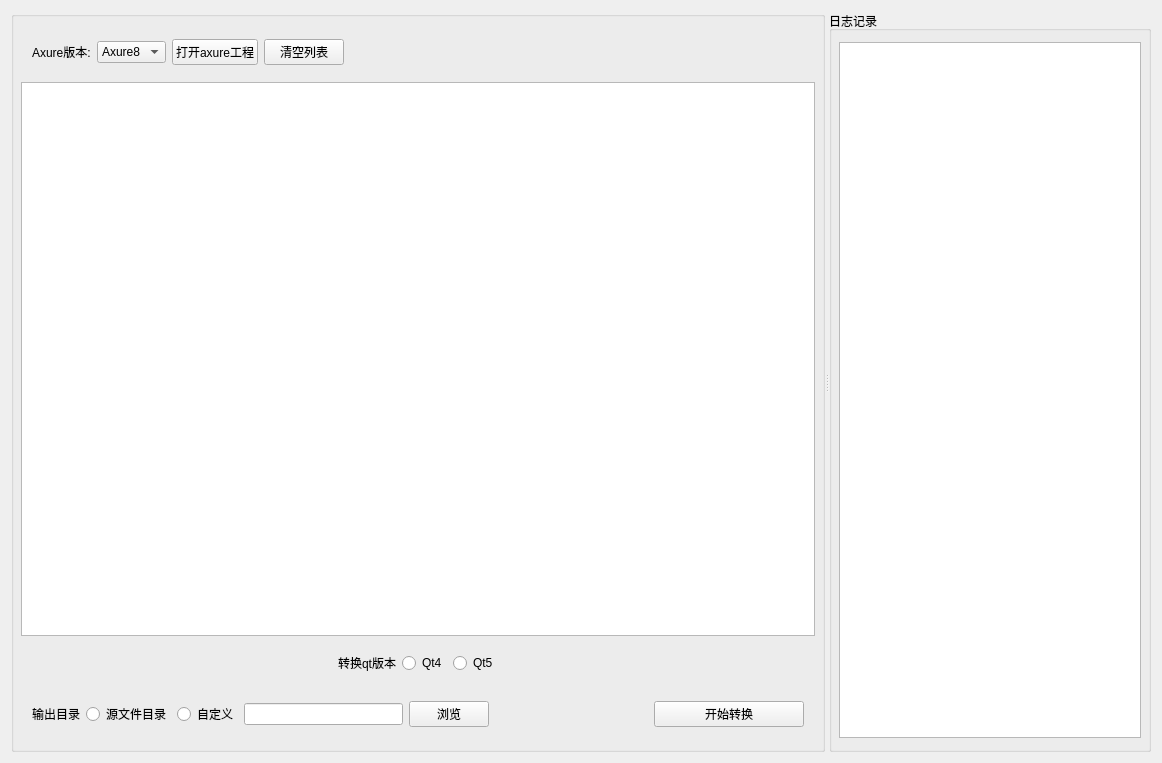
This is src/clientoperate.ui in ZYD277/AxtureFormat as Qt 5 draws it before an edit. The edited form follows.
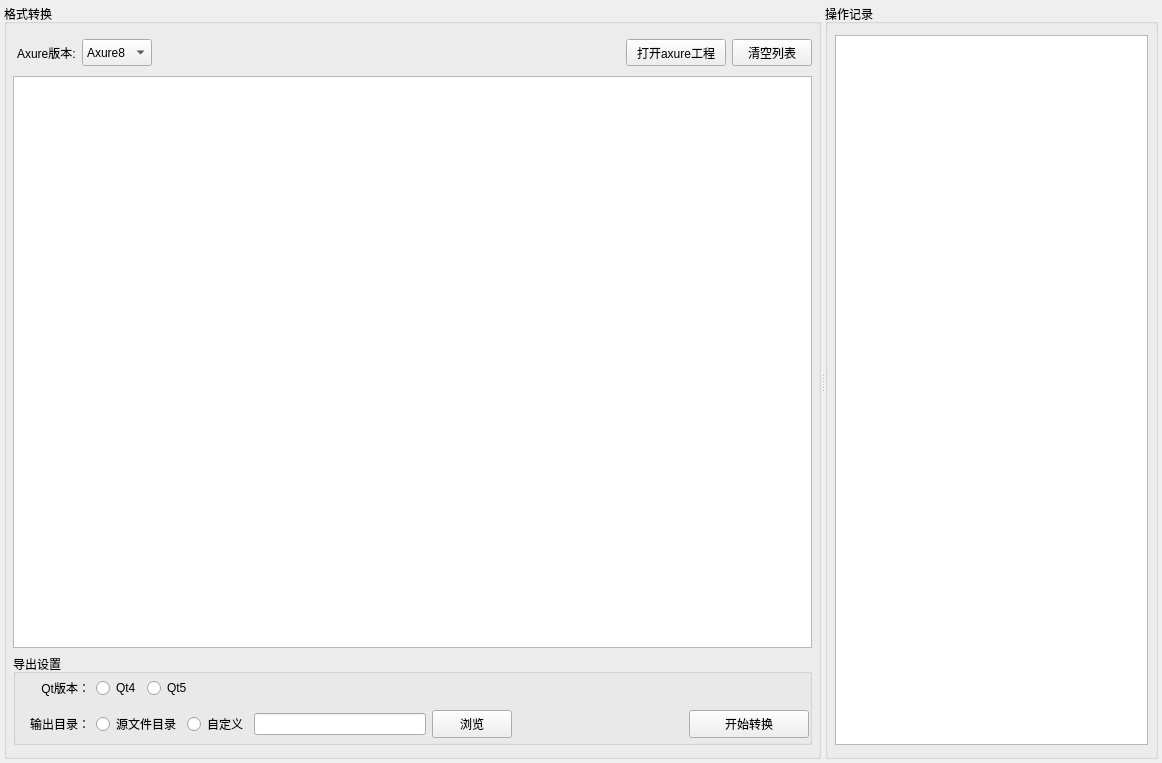
This is the edited form.

```diff
--- a/src/clientoperate.ui
+++ b/src/clientoperate.ui
@@ -14,6 +14,21 @@
    <string>ClientOperate</string>
   </property>
   <layout class="QGridLayout" name="gridLayout_6">
+   <property name="leftMargin">
+    <number>4</number>
+   </property>
+   <property name="topMargin">
+    <number>4</number>
+   </property>
+   <property name="rightMargin">
+    <number>4</number>
+   </property>
+   <property name="bottomMargin">
+    <number>4</number>
+   </property>
+   <property name="spacing">
+    <number>2</number>
+   </property>
    <item row="0" column="0">
     <widget class="QSplitter" name="splitter">
      <property name="orientation">
@@ -21,138 +36,97 @@
      </property>
      <widget class="QGroupBox" name="groupBox_2">
       <property name="title">
-       <string/>
+       <string>格式转换</string>
       </property>
       <layout class="QGridLayout" name="gridLayout_3">
        <property name="leftMargin">
-        <number>7</number>
+        <number>6</number>
        </property>
        <property name="rightMargin">
-        <number>7</number>
+        <number>6</number>
        </property>
-       <item row="0" column="0">
-        <widget class="QWidget" name="widget" native="true">
-         <layout class="QGridLayout" name="gridLayout">
-          <item row="0" column="0">
-           <widget class="QLabel" name="AxureVerisionLab">
-            <property name="maximumSize">
-             <size>
-              <width>80</width>
-              <height>16777215</height>
-             </size>
-            </property>
-            <property name="styleSheet">
-             <string notr="true">font: 75 12pt &quot;Agency FB&quot;;</string>
-            </property>
-            <property name="text">
-             <string>Axure版本:</string>
-            </property>
-           </widget>
-          </item>
-          <item row="0" column="1">
-           <widget class="QComboBox" name="AxureVerisionCbox">
-            <property name="styleSheet">
-             <string notr="true">font: 75 12pt &quot;Agency FB&quot;;</string>
-            </property>
-            <item>
-             <property name="text">
-              <string>Axure8</string>
-             </property>
-            </item>
-            <item>
-             <property name="text">
-              <string>Axure9</string>
-             </property>
-            </item>
-           </widget>
-          </item>
-          <item row="0" column="2">
-           <widget class="QPushButton" name="openAxPrjBtn">
-            <property name="styleSheet">
-             <string notr="true">font: 75 12pt &quot;Agency FB&quot;;</string>
-            </property>
-            <property name="text">
-             <string>打开axure工程</string>
-            </property>
-           </widget>
-          </item>
-          <item row="0" column="3">
-           <widget class="QPushButton" name="deletListBtn">
-            <property name="styleSheet">
-             <string notr="true">font: 75 12pt &quot;Agency FB&quot;;
-</string>
-            </property>
-            <property name="text">
-             <string>清空列表</string>
-            </property>
-           </widget>
-          </item>
-          <item row="0" column="4">
-           <spacer name="horizontalSpacer">
-            <property name="orientation">
-             <enum>Qt::Horizontal</enum>
-            </property>
-            <property name="sizeHint" stdset="0">
-             <size>
-              <width>40</width>
-              <height>20</height>
-             </size>
-            </property>
-           </spacer>
-          </item>
-         </layout>
-        </widget>
-       </item>
-       <item row="1" column="0">
-        <widget class="QTableView" name="tableView"/>
-       </item>
        <item row="2" column="0">
+        <widget class="QGroupBox" name="groupBox_3">
+         <property name="minimumSize">
+          <size>
+           <width>0</width>
+           <height>50</height>
+          </size>
+         </property>
+         <property name="title">
+          <string>导出设置</string>
+         </property>
+         <layout class="QVBoxLayout" name="verticalLayout">
+          <property name="spacing">
+           <number>4</number>
+          </property>
+          <property name="leftMargin">
+           <number>0</number>
+          </property>
+          <property name="topMargin">
+           <number>0</number>
+          </property>
+          <property name="rightMargin">
+           <number>0</number>
+          </property>
+          <property name="bottomMargin">
+           <number>0</number>
+          </property>
+          <item>
         <widget class="QWidget" name="widget_3" native="true">
-         <layout class="QGridLayout" name="gridLayout_2">
-          <item row="0" column="0">
-           <spacer name="horizontalSpacer_2">
-            <property name="orientation">
-             <enum>Qt::Horizontal</enum>
-            </property>
-            <property name="sizeHint" stdset="0">
-             <size>
-              <width>259</width>
-              <height>18</height>
-             </size>
-            </property>
-           </spacer>
-          </item>
-          <item row="0" column="2">
-           <widget class="QRadioButton" name="Qt4RadioBtn">
-            <property name="styleSheet">
-             <string notr="true">font: 75 12pt &quot;Agency FB&quot;;</string>
-            </property>
-            <property name="text">
-             <string>Qt4</string>
-            </property>
-           </widget>
-          </item>
-          <item row="0" column="1">
+            <layout class="QHBoxLayout" name="horizontalLayout_3">
+             <property name="leftMargin">
+              <number>4</number>
+             </property>
+             <property name="topMargin">
+              <number>4</number>
+             </property>
+             <property name="rightMargin">
+              <number>4</number>
+             </property>
+             <property name="bottomMargin">
+              <number>4</number>
+             </property>
+             <item>
            <widget class="QLabel" name="qtLab">
+               <property name="minimumSize">
+                <size>
+                 <width>70</width>
+                 <height>0</height>
+                </size>
+               </property>
             <property name="styleSheet">
-             <string notr="true">font: 75 12pt &quot;Agency FB&quot;;</string>
+                <string notr="true"/>
             </property>
             <property name="text">
-             <string>转换qt版本</string>
-            </property>
-           </widget>
-          </item>
-          <item row="0" column="3">
-           <widget class="QRadioButton" name="Qt5RadioBtn">
+                <string>Qt版本：</string>
+               </property>
+               <property name="alignment">
+                <set>Qt::AlignRight|Qt::AlignTrailing|Qt::AlignVCenter</set>
+               </property>
+              </widget>
+             </item>
+             <item>
+              <widget class="QRadioButton" name="qt4RadioBtn">
             <property name="styleSheet">
-             <string notr="true">font: 75 12pt &quot;Agency FB&quot;;</string>
+                <string notr="true"/>
+               </property>
+               <property name="text">
+                <string>Qt4</string>
+               </property>
+              </widget>
+             </item>
+             <item>
+              <widget class="QRadioButton" name="qt5RadioBtn">
+               <property name="styleSheet">
+                <string notr="true"/>
             </property>
             <property name="text">
              <string>Qt5</string>
             </property>
            </widget>
           </item>
-          <item row="0" column="4">
+             <item>
            <spacer name="horizontalSpacer_3">
             <property name="orientation">
              <enum>Qt::Horizontal</enum>
@@ -168,57 +142,84 @@
          </layout>
         </widget>
        </item>
-       <item row="3" column="0">
+          <item>
         <widget class="QWidget" name="widget_5" native="true">
-         <layout class="QGridLayout" name="gridLayout_4">
-          <item row="0" column="0">
+            <layout class="QHBoxLayout" name="horizontalLayout_2">
+             <property name="leftMargin">
+              <number>4</number>
+             </property>
+             <property name="topMargin">
+              <number>4</number>
+             </property>
+             <property name="rightMargin">
+              <number>0</number>
+             </property>
+             <property name="bottomMargin">
+              <number>4</number>
+             </property>
+             <item>
            <widget class="QLabel" name="putoutDirLab">
+               <property name="minimumSize">
+                <size>
+                 <width>70</width>
+                 <height>0</height>
+                </size>
+               </property>
             <property name="styleSheet">
-             <string notr="true">font: 75 12pt &quot;Agency FB&quot;;</string>
+                <string notr="true"/>
             </property>
             <property name="text">
-             <string>输出目录</string>
+                <string>输出目录：</string>
+               </property>
+               <property name="alignment">
+                <set>Qt::AlignRight|Qt::AlignTrailing|Qt::AlignVCenter</set>
             </property>
            </widget>
           </item>
-          <item row="0" column="1">
-           <widget class="QRadioButton" name="soureseDirRadioBtn">
+             <item>
+              <widget class="QRadioButton" name="sourceeDirRadioBtn">
             <property name="styleSheet">
-             <string notr="true">font: 75 12pt &quot;Agency FB&quot;;</string>
+                <string notr="true"/>
             </property>
             <property name="text">
              <string>源文件目录</string>
             </property>
            </widget>
           </item>
-          <item row="0" column="2">
+             <item>
            <widget class="QRadioButton" name="createOutDirRadioBtn">
             <property name="styleSheet">
-             <string notr="true">font: 75 12pt &quot;Agency FB&quot;;</string>
+                <string notr="true"/>
             </property>
             <property name="text">
              <string>自定义</string>
             </property>
            </widget>
           </item>
-          <item row="0" column="3">
+             <item>
            <widget class="QLineEdit" name="createOutDirLedit">
             <property name="styleSheet">
              <string notr="true">font: 75 12pt &quot;Agency FB&quot;;</string>
             </property>
            </widget>
           </item>
-          <item row="0" column="4">
+             <item>
            <widget class="QPushButton" name="selectDirBtn">
+               <property name="minimumSize">
+                <size>
+                 <width>0</width>
+                 <height>28</height>
+                </size>
+               </property>
             <property name="styleSheet">
-             <string notr="true">font: 75 12pt &quot;Agency FB&quot;;</string>
+                <string notr="true"/>
             </property>
             <property name="text">
              <string>浏览</string>
             </property>
            </widget>
           </item>
-          <item row="0" column="5">
+             <item>
            <spacer name="horizontalSpacer_4">
             <property name="orientation">
              <enum>Qt::Horizontal</enum>
@@ -231,16 +232,16 @@
             </property>
            </spacer>
           </item>
-          <item row="0" column="6">
+             <item>
            <widget class="QPushButton" name="startChangeBtn">
             <property name="minimumSize">
              <size>
-              <width>150</width>
-              <height>0</height>
+                 <width>120</width>
+                 <height>28</height>
              </size>
             </property>
             <property name="styleSheet">
-             <string notr="true">font: 75 12pt &quot;Agency FB&quot;;</string>
+                <string notr="true"/>
             </property>
             <property name="text">
              <string>开始转换</string>
@@ -252,12 +253,120 @@
        </item>
       </layout>
      </widget>
+       </item>
+       <item row="1" column="0">
+        <widget class="QTableView" name="tableView"/>
+       </item>
+       <item row="0" column="0">
+        <widget class="QWidget" name="widget" native="true">
+         <layout class="QHBoxLayout" name="horizontalLayout">
+          <property name="leftMargin">
+           <number>4</number>
+          </property>
+          <property name="topMargin">
+           <number>4</number>
+          </property>
+          <property name="rightMargin">
+           <number>0</number>
+          </property>
+          <property name="bottomMargin">
+           <number>4</number>
+          </property>
+          <item>
+           <widget class="QLabel" name="AxureVerisionLab">
+            <property name="maximumSize">
+             <size>
+              <width>80</width>
+              <height>16777215</height>
+             </size>
+            </property>
+            <property name="styleSheet">
+             <string notr="true"/>
+            </property>
+            <property name="text">
+             <string>Axure版本:</string>
+            </property>
+           </widget>
+          </item>
+          <item>
+           <widget class="QComboBox" name="axureVerision">
+            <property name="minimumSize">
+             <size>
+              <width>70</width>
+              <height>27</height>
+             </size>
+            </property>
+            <property name="styleSheet">
+             <string notr="true"/>
+            </property>
+            <item>
+             <property name="text">
+              <string>Axure8</string>
+             </property>
+            </item>
+            <item>
+             <property name="text">
+              <string>Axure9</string>
+             </property>
+            </item>
+           </widget>
+          </item>
+          <item>
+           <spacer name="horizontalSpacer">
+            <property name="orientation">
+             <enum>Qt::Horizontal</enum>
+            </property>
+            <property name="sizeHint" stdset="0">
+             <size>
+              <width>40</width>
+              <height>20</height>
+             </size>
+            </property>
+           </spacer>
+          </item>
+          <item>
+           <widget class="QPushButton" name="openAxPrjBtn">
+            <property name="minimumSize">
+             <size>
+              <width>100</width>
+              <height>27</height>
+             </size>
+            </property>
+            <property name="styleSheet">
+             <string notr="true"/>
+            </property>
+            <property name="text">
+             <string>打开axure工程</string>
+            </property>
+           </widget>
+          </item>
+          <item>
+           <widget class="QPushButton" name="clearList">
+            <property name="minimumSize">
+             <size>
+              <width>0</width>
+              <height>27</height>
+             </size>
+            </property>
+            <property name="styleSheet">
+             <string notr="true"/>
+            </property>
+            <property name="text">
+             <string>清空列表</string>
+            </property>
+           </widget>
+          </item>
+         </layout>
+        </widget>
+       </item>
+      </layout>
+     </widget>
      <widget class="QGroupBox" name="groupBox">
       <property name="styleSheet">
-       <string notr="true">font: 75 12pt &quot;Agency FB&quot;;</string>
+       <string notr="true"/>
       </property>
       <property name="title">
-       <string>日志记录</string>
+       <string>操作记录</string>
       </property>
       <layout class="QGridLayout" name="gridLayout_7">
        <property name="leftMargin">
```
Lines whose indentation alone changed are shown as unchanged.
